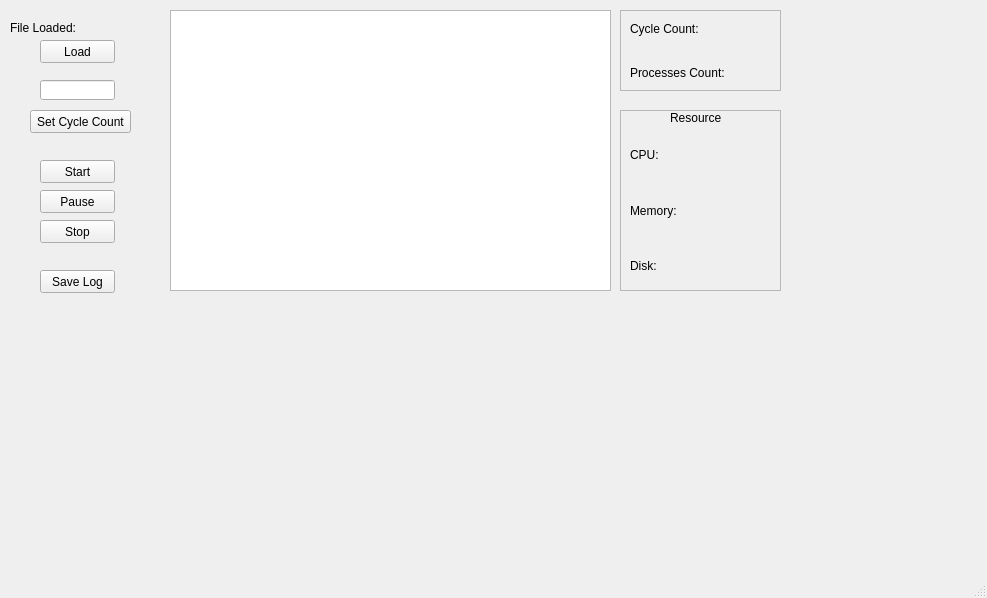
This is cmsc312GUI.ui in JustinHoyle/CMSC312Project_JustinHoyle as Qt 5 draws it before an edit. The edited form follows.
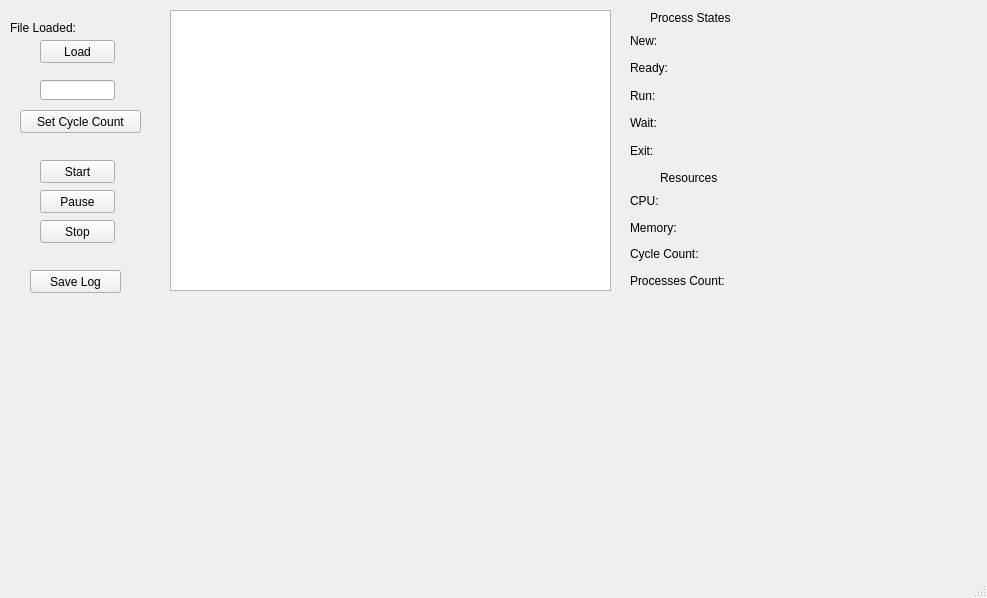
This is the edited form.

Patch:
```diff
--- a/cmsc312GUI.ui
+++ b/cmsc312GUI.ui
@@ -43,9 +43,9 @@
    <widget class="QPushButton" name="setCycleButton">
     <property name="geometry">
      <rect>
-      <x>30</x>
+      <x>20</x>
       <y>110</y>
-      <width>101</width>
+      <width>121</width>
       <height>23</height>
      </rect>
     </property>
@@ -118,9 +118,9 @@
    <widget class="QPushButton" name="saveLogButton">
     <property name="geometry">
      <rect>
-      <x>40</x>
+      <x>30</x>
       <y>270</y>
-      <width>75</width>
+      <width>91</width>
       <height>23</height>
      </rect>
     </property>
@@ -128,44 +128,13 @@
      <string>Save Log</string>
     </property>
    </widget>
-   <widget class="QFrame" name="frame">
-    <property name="geometry">
-     <rect>
-      <x>620</x>
-      <y>110</y>
-      <width>161</width>
-      <height>181</height>
-     </rect>
-    </property>
-    <property name="styleSheet">
-     <string notr="true">border-color: rgb(0, 0, 0);</string>
-    </property>
-    <property name="frameShape">
-     <enum>QFrame::StyledPanel</enum>
-    </property>
-    <property name="frameShadow">
-     <enum>QFrame::Raised</enum>
-    </property>
-    <widget class="QLabel" name="resourcesLabel">
-     <property name="geometry">
-      <rect>
-       <x>50</x>
-       <y>0</y>
-       <width>51</width>
-       <height>16</height>
-      </rect>
-     </property>
-     <property name="text">
-      <string>Resources</string>
-     </property>
-    </widget>
     <widget class="QWidget" name="verticalLayoutWidget_2">
      <property name="geometry">
       <rect>
-       <x>0</x>
-       <y>20</y>
+      <x>620</x>
+      <y>190</y>
        <width>160</width>
-       <height>161</height>
+      <height>101</height>
       </rect>
      </property>
      <layout class="QVBoxLayout" name="verticalLayout_2">
@@ -190,47 +159,6 @@
        </widget>
       </item>
       <item>
-       <widget class="QLabel" name="diskUse">
-        <property name="text">
-         <string>Disk:</string>
-        </property>
-        <property name="indent">
-         <number>10</number>
-        </property>
-       </widget>
-      </item>
-     </layout>
-    </widget>
-   </widget>
-   <widget class="QFrame" name="frame_2">
-    <property name="geometry">
-     <rect>
-      <x>620</x>
-      <y>10</y>
-      <width>161</width>
-      <height>81</height>
-     </rect>
-    </property>
-    <property name="styleSheet">
-     <string notr="true">border-color: rgb(0, 0, 0);</string>
-    </property>
-    <property name="frameShape">
-     <enum>QFrame::StyledPanel</enum>
-    </property>
-    <property name="frameShadow">
-     <enum>QFrame::Raised</enum>
-    </property>
-    <widget class="QWidget" name="verticalLayoutWidget">
-     <property name="geometry">
-      <rect>
-       <x>0</x>
-       <y>0</y>
-       <width>160</width>
-       <height>81</height>
-      </rect>
-     </property>
-     <layout class="QVBoxLayout" name="verticalLayout">
-      <item>
        <widget class="QLabel" name="cycleCountLabel">
         <property name="text">
          <string>Cycle Count:</string>
@@ -252,18 +180,94 @@
       </item>
      </layout>
     </widget>
+   <widget class="QLabel" name="resourcesLabel">
+    <property name="geometry">
+     <rect>
+      <x>660</x>
+      <y>170</y>
+      <width>71</width>
+      <height>16</height>
+     </rect>
+    </property>
+    <property name="text">
+     <string>Resources</string>
+    </property>
    </widget>
-   <zorder>frame</zorder>
-   <zorder>loadButton</zorder>
-   <zorder>cycleCountInput</zorder>
-   <zorder>setCycleButton</zorder>
-   <zorder>startButton</zorder>
-   <zorder>pauseButton</zorder>
-   <zorder>stopButton</zorder>
-   <zorder>proccessViewer</zorder>
-   <zorder>fileLoadedLabel</zorder>
-   <zorder>saveLogButton</zorder>
-   <zorder>frame_2</zorder>
+   <widget class="QWidget" name="verticalLayoutWidget">
+    <property name="geometry">
+     <rect>
+      <x>620</x>
+      <y>30</y>
+      <width>160</width>
+      <height>131</height>
+     </rect>
+    </property>
+    <layout class="QVBoxLayout" name="verticalLayout">
+     <item>
+      <widget class="QLabel" name="newLabel">
+       <property name="text">
+        <string>New: </string>
+       </property>
+       <property name="indent">
+        <number>10</number>
+       </property>
+      </widget>
+     </item>
+     <item>
+      <widget class="QLabel" name="readyLabel">
+       <property name="text">
+        <string>Ready: </string>
+       </property>
+       <property name="indent">
+        <number>10</number>
+       </property>
+      </widget>
+     </item>
+     <item>
+      <widget class="QLabel" name="runLabel">
+       <property name="text">
+        <string>Run: </string>
+       </property>
+       <property name="indent">
+        <number>10</number>
+       </property>
+      </widget>
+     </item>
+     <item>
+      <widget class="QLabel" name="waitLabel">
+       <property name="text">
+        <string>Wait: </string>
+       </property>
+       <property name="indent">
+        <number>10</number>
+       </property>
+      </widget>
+     </item>
+     <item>
+      <widget class="QLabel" name="exitLabel">
+       <property name="text">
+        <string>Exit: </string>
+       </property>
+       <property name="indent">
+        <number>10</number>
+       </property>
+      </widget>
+     </item>
+    </layout>
+   </widget>
+   <widget class="QLabel" name="processStatesLabel">
+    <property name="geometry">
+     <rect>
+      <x>650</x>
+      <y>10</y>
+      <width>91</width>
+      <height>16</height>
+     </rect>
+    </property>
+    <property name="text">
+     <string>Process States</string>
+    </property>
+   </widget>
   </widget>
   <widget class="QMenuBar" name="menubar">
    <property name="geometry">
```
Left out of the diff: 2 changed lines with no effect on the pictures. Lines whose indentation alone changed are shown as unchanged.
